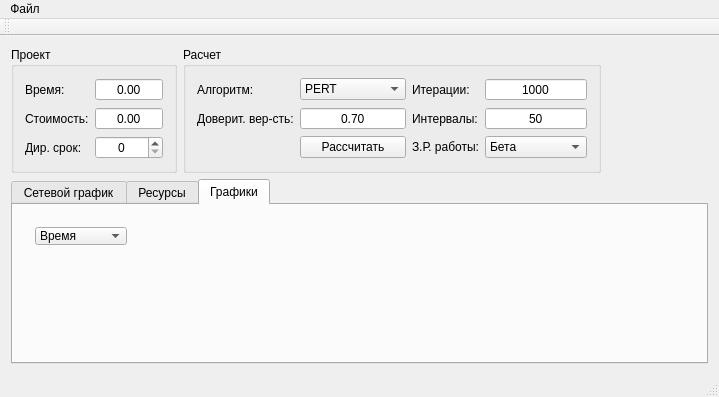
First picture: the form in NetworkCalc/mainwindow.ui, repository io2357911/NetworkPlanning, before the edit.
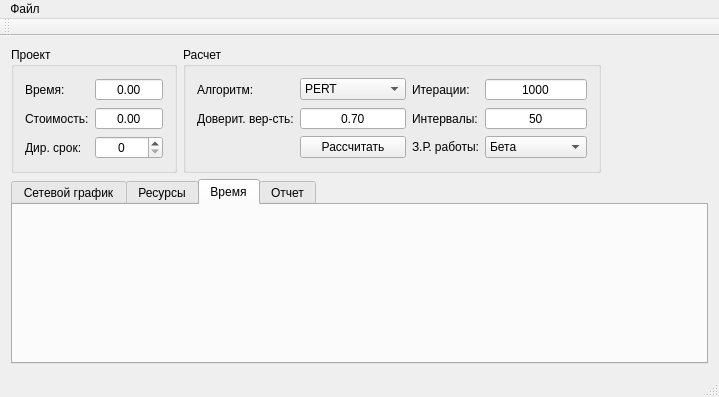
Second picture: the form after the edit. The open tabs and pages were chosen to show the change. Custom widgets are drawn as their Qt base class.

What changed in the file:
```diff
--- a/NetworkCalc/mainwindow.ui
+++ b/NetworkCalc/mainwindow.ui
@@ -272,53 +272,44 @@
       </widget>
       <widget class="QWidget" name="tab_3">
        <attribute name="title">
-        <string>Графики</string>
+        <string>Время</string>
        </attribute>
        <layout class="QGridLayout" name="gridLayout_6">
-        <item row="0" column="0" colspan="2">
-         <widget class="QWidget" name="widget" native="true">
-          <property name="maximumSize">
-           <size>
-            <width>16777215</width>
-            <height>40</height>
-           </size>
-          </property>
-          <layout class="QGridLayout" name="gridLayout_4">
            <item row="0" column="0">
-            <widget class="QComboBox" name="comboBox">
-             <item>
-              <property name="text">
-               <string>Время</string>
-              </property>
-             </item>
-             <item>
-              <property name="text">
-               <string>Стоимость</string>
-              </property>
-             </item>
-            </widget>
+         <widget class="QMyCustomPlot" name="qcp_f" native="true"/>
            </item>
            <item row="0" column="1">
+         <widget class="QMyCustomPlot" name="qcp_F" native="true"/>
+        </item>
+       </layout>
+      </widget>
+      <widget class="QWidget" name="tab_4">
+       <attribute name="title">
+        <string>Отчет</string>
+       </attribute>
+       <layout class="QGridLayout" name="gridLayout_4">
+        <item row="1" column="1">
+         <widget class="QPushButton" name="pbClearReport">
+          <property name="text">
+           <string>Очистить</string>
+          </property>
+         </widget>
+        </item>
+        <item row="1" column="0">
             <spacer name="horizontalSpacer_2">
              <property name="orientation">
               <enum>Qt::Horizontal</enum>
              </property>
              <property name="sizeHint" stdset="0">
               <size>
-               <width>403</width>
-               <height>19</height>
+            <width>40</width>
+            <height>20</height>
               </size>
              </property>
             </spacer>
            </item>
-          </layout>
-         </widget>
-        </item>
-        <item row="1" column="0">
-         <widget class="QMyCustomPlot" name="qcp_f" native="true"/>
-        </item>
-        <item row="1" column="1">
-         <widget class="QMyCustomPlot" name="qcp_F" native="true"/>
+        <item row="0" column="0" colspan="2">
+         <widget class="QTextBrowser" name="tbReport"/>
         </item>
        </layout>
       </widget>
```
Left out of the diff: 19 changed lines with no effect on the pictures. Lines whose indentation alone changed are shown as unchanged.
